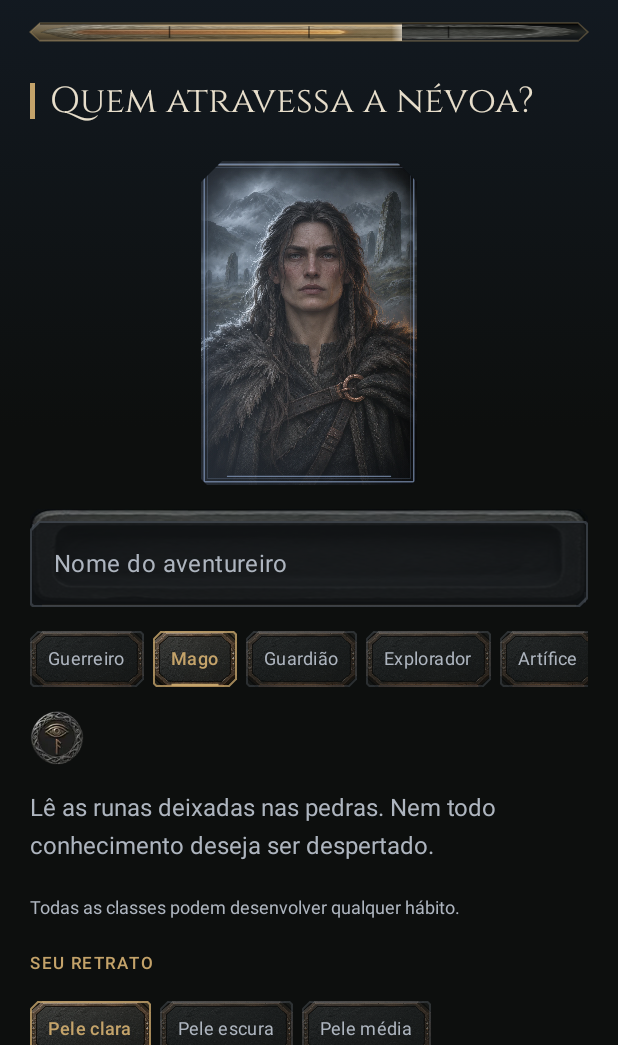
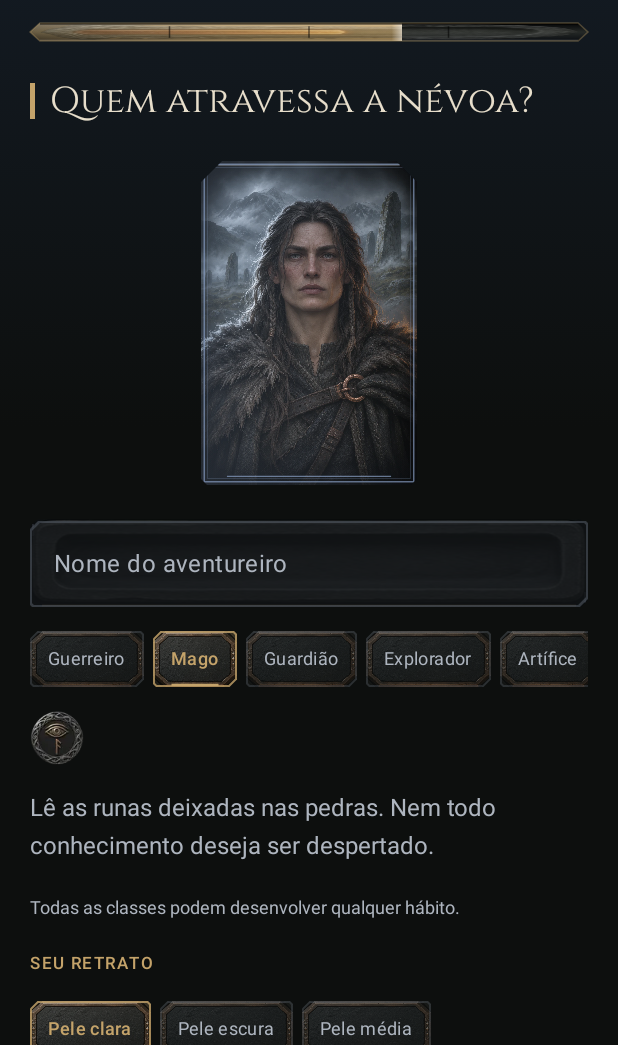
Before and after one commit to cmasterzin-art/ascend, an Android app built with Jetpack Compose: the screen it shows after launch (MainActivity), after a tap on "Acender a primeira chama", on a phone screen of 412 x 824 dp, the part 191-1236 px from its top. Run offline under Robolectric (Android 15) with nearby library versions, the phone set to English and light mode, and no system bars; our stand-ins replace Room's generated code.

Commit message:
fix(art): refinar contraste de ardósia, offset de FormField e altura dos botões de widget em API 28

```diff
--- a/app/src/main/java/br/com/ascend/aetheris/CarvedArt.kt
+++ b/app/src/main/java/br/com/ascend/aetheris/CarvedArt.kt
@@ -132,7 +132,7 @@ fun DrawScope.drawNineSlice(image:ImageBitmap,capXRatio:Float=.18f,capYRatio:Flo
  val rim=if(bronze)Color(0xFFE5C88F) else Color(0xFFB8C7D9)
  return drawWithCache{
   onDrawBehind{
-   if(plate!=null)drawNineSlice(plate,capXRatio=if(ceremonial).2f else .15f,capYRatio=.28f,alpha=if(enabled)(if(ceremonial).78f else .72f) else .28f)
+   if(plate!=null)drawNineSlice(plate,capXRatio=if(ceremonial).14f else .15f,capYRatio=if(ceremonial).34f else .28f,alpha=if(enabled)(if(ceremonial).78f else .72f) else .28f)
    val d=1.dp.toPx();val w=size.width;val h=size.height
    drawRect(Brush.verticalGradient(listOf(Color.White.copy(alpha=if(enabled).08f else .02f),Color.Transparent,Color.Black.copy(alpha=.38f))))
    drawLine(rim.copy(alpha=if(enabled)(if(ceremonial).38f else .24f) else .07f),Offset(8*d,1.2f*d),Offset(w-8*d,1.2f*d),d)
--- a/app/src/main/java/br/com/ascend/aetheris/Design.kt
+++ b/app/src/main/java/br/com/ascend/aetheris/Design.kt
@@ -82,11 +82,11 @@ val SagaFont=FontFamily(Font(R.font.saga,FontWeight.Medium))
         val grooveTop=if(onParchment)Sepia.copy(alpha=.32f) else Color.Black.copy(alpha=if(dark).82f else .35f)
         val grooveBot=if(onParchment)Sepia.copy(alpha=.16f) else Color.Black.copy(alpha=if(dark).42f else .18f)
         drawPath(groove,Brush.verticalGradient(listOf(grooveTop,track.copy(alpha=.85f),grooveBot)))
-        if(trackImg!=null)drawImage(trackImg,IntOffset(0,0),IntSize(trackImg.width,trackImg.height/2),IntOffset(0,0),IntSize(w.toInt().coerceAtLeast(1),h.toInt().coerceAtLeast(1)),alpha=if(dark).68f else .28f)
+        if(trackImg!=null)drawImage(trackImg,IntOffset(0,0),IntSize(trackImg.width,trackImg.height/2),IntOffset(0,0),IntSize(w.toInt().coerceAtLeast(1),h.toInt().coerceAtLeast(1)),alpha=if(dark).38f else .18f)
         if(fraction>0f){val fw=(w*fraction).coerceAtLeast(tip*2)
             clipPath(groove){
                 drawRect(Brush.horizontalGradient(listOf(color.copy(alpha=.42f),color.copy(alpha=.85f),color),endX=fw),size=Size(fw,h))
-                if(trackImg!=null)drawImage(trackImg,IntOffset(0,trackImg.height/2),IntSize((trackImg.width*fraction).toInt().coerceAtLeast(1),trackImg.height/2),IntOffset(0,0),IntSize(fw.toInt().coerceAtLeast(1),h.toInt().coerceAtLeast(1)),alpha=if(dark).45f else .22f)
+                if(trackImg!=null)drawImage(trackImg,IntOffset(0,trackImg.height/2),IntSize((trackImg.width*fraction).toInt().coerceAtLeast(1),trackImg.height/2),IntOffset(0,0),IntSize(fw.toInt().coerceAtLeast(1),h.toInt().coerceAtLeast(1)),alpha=if(dark).32f else .16f)
                 drawRect(Brush.verticalGradient(listOf(Color.White.copy(alpha=.26f),Color.Transparent,Color.Black.copy(alpha=.34f))),size=Size(fw,h))
                 if(fraction<1f)drawRect(Brush.horizontalGradient(listOf(Color.Transparent,Color.White.copy(alpha=.52f)),startX=fw-7*d,endX=fw),topLeft=Offset(fw-7*d,0f),size=Size(7*d,h))
             }
@@ -116,8 +116,10 @@ val SagaFont=FontFamily(Font(R.font.saga,FontWeight.Medium))
 }
 @Composable fun FormField(value:String,onChange:(String)->Unit,label:String,number:Boolean=false,multi:Boolean=false,modifier:Modifier=Modifier){
     val dark=LocalAppearance.current.dark;val gold=Gold;val iron=ColdIron;val shape=CutCornerShape(topStart=6.dp,topEnd=2.dp,bottomEnd=6.dp,bottomStart=2.dp)
-    Box(modifier.fillMaxWidth().pictorialFrame(R.drawable.ui_field_inscription,capXRatio=.14f,capYRatio=.28f,alpha=if(dark).58f else .14f).drawWithCache{onDrawBehind{
-        val d=1.dp.toPx();val w=size.width;val h=size.height
+    val fieldImg=if(LocalAppearance.current.minimal)null else ImageBitmap.imageResource(R.drawable.ui_field_inscription)
+    Box(modifier.fillMaxWidth().drawWithCache{onDrawBehind{
+        val d=1.dp.toPx();val w=size.width;val h=size.height;val topInset=7*d
+        if(fieldImg!=null&&h>topInset+8*d)withTransform({translate(0f,topInset);scale(1f,(h-topInset)/h,Offset.Zero)}){drawNineSlice(fieldImg,capXRatio=.14f,capYRatio=.28f,alpha=if(dark).58f else .14f)}
         drawLine(gold.copy(alpha=.42f),Offset(8*d,h-d),Offset(w-8*d,h-d),1.4f*d)
         drawLine(iron.copy(alpha=.35f),Offset(2*d,10*d),Offset(2*d,18*d),d)
         drawLine(iron.copy(alpha=.35f),Offset(w-2*d,h-10*d),Offset(w-2*d,h-3*d),d)
--- a/app/src/main/java/br/com/ascend/aetheris/ForgeArt.kt
+++ b/app/src/main/java/br/com/ascend/aetheris/ForgeArt.kt
@@ -23,10 +23,11 @@ enum class ForgeMaterial(val resId:Int){
  LeatherCarved(R.drawable.mat_leather_carved),
  VellumAged(R.drawable.mat_vellum_aged)
 }
+internal val preservedPictorialArchive=intArrayOf(R.drawable.forge_iron,R.drawable.forge_leather,R.drawable.forge_vellum,R.drawable.forge_brooch,R.drawable.north_frame,R.drawable.north_stone,R.drawable.north_divider,R.drawable.plate_bronze,R.drawable.plate_iron,R.drawable.widget_slate,R.drawable.artifact_frame)
 
 /** 1.6.9.19 — A Biblioteca da Forja: high-definition original Nordic material studies. Crop, never tile/stretch; no per-frame noise. */
 @Composable fun Modifier.forgeMaterial(kind:SurfaceKind=SurfaceKind.Operational):Modifier{
- val appearance=LocalAppearance.current;val dark=appearance.dark;val minimal=appearance.minimal
+ val appearance=LocalAppearance.current;val dark=appearance.dark;val minimal=appearance.minimal||preservedPictorialArchive.isEmpty()
  val paper=kind==SurfaceKind.Parchment
  val metal=if(minimal)null else ImageBitmap.imageResource(when(kind){
   SurfaceKind.Parchment->R.drawable.mat_vellum_aged
@@ -42,7 +43,7 @@ enum class ForgeMaterial(val resId:Int){
   val sw=if(metal==null)1 else minOf(metal.width,(metal.height*ratio).toInt()).coerceAtLeast(1)
   val sh=if(metal==null)1 else minOf(metal.height,(metal.width/ratio).toInt()).coerceAtLeast(1)
   onDrawBehind{
-   if(metal!=null)drawImage(metal,srcOffset=IntOffset((metal.width-sw)/2,(metal.height-sh)/2),srcSize=IntSize(sw,sh),dstSize=IntSize(size.width.toInt().coerceAtLeast(1),size.height.toInt().coerceAtLeast(1)),alpha=if(paper).84f else if(!dark).12f else if(kind==SurfaceKind.Operational).58f else if(kind==SurfaceKind.Artifact).32f else .74f,filterQuality=FilterQuality.Medium)
+   if(metal!=null)drawImage(metal,srcOffset=IntOffset((metal.width-sw)/2,(metal.height-sh)/2),srcSize=IntSize(sw,sh),dstSize=IntSize(size.width.toInt().coerceAtLeast(1),size.height.toInt().coerceAtLeast(1)),alpha=if(paper).84f else if(!dark).1f else if(kind==SurfaceKind.Operational).26f else if(kind==SurfaceKind.Artifact).22f else .52f,filterQuality=FilterQuality.Medium)
    val d=1.dp.toPx();val w=size.width;val h=size.height
    when(kind){
     SurfaceKind.Ceremonial->{
--- a/app/src/main/java/br/com/ascend/aetheris/NorthComponents.kt
+++ b/app/src/main/java/br/com/ascend/aetheris/NorthComponents.kt
@@ -49,7 +49,7 @@ import androidx.compose.ui.unit.*
   }
   if(secondary&&enabled)drawLine(ColdIron.copy(alpha=.4f),Offset(cx-12*d,h-2.5f*d),Offset(cx+12*d,h-2.5f*d),d)
   if(pressed)drawRect(Color.Black.copy(alpha=.28f))
- }},enabled=enabled&&!loading,shape=shape,interactionSource=interaction,contentPadding=PaddingValues(horizontal=if(ceremonial)26.dp else 16.dp,vertical=11.dp),colors=ButtonDefaults.buttonColors(containerColor=Color.Transparent,contentColor=if(secondary)Color(0xFFD9DEE4) else Color(0xFFEFE6D5),disabledContainerColor=Color.Transparent,disabledContentColor=Color(0xFF889099))){
+ }},enabled=enabled&&!loading,shape=shape,interactionSource=interaction,contentPadding=PaddingValues(horizontal=if(ceremonial)32.dp else 16.dp,vertical=11.dp),colors=ButtonDefaults.buttonColors(containerColor=Color.Transparent,contentColor=if(secondary)Color(0xFFD9DEE4) else Color(0xFFEFE6D5),disabledContainerColor=Color.Transparent,disabledContentColor=Color(0xFF889099))){
  if(loading){CircularProgressIndicator(Modifier.size(16.dp),strokeWidth=2.dp);Spacer(Modifier.width(8.dp))}
  Text(if(completed)"◆ $text" else text,fontSize=14.sp,letterSpacing=if(ceremonial).5.sp else .3.sp,fontFamily=if(ceremonial)SagaFont else null)
  }
--- a/app/src/main/res/drawable/widget_complete.xml
+++ b/app/src/main/res/drawable/widget_complete.xml
@@ -14,9 +14,6 @@
                     <corners android:radius="4dp"/>
                     <stroke android:width="0.9dp" android:color="@color/widget_accent"/>
                 </shape>
-            </item>
-            <item>
-                <bitmap android:src="@drawable/ui_plate_primary" android:gravity="fill" android:alpha="0.32"/>
             </item>
             <!-- 1.6.9.15: Left vertical forged bronze inlay bar marking an actionable ritual -->
             <item android:left="0dp" android:top="0dp" android:bottom="0dp" android:gravity="left">
--- a/app/src/main/res/drawable/widget_secondary.xml
+++ b/app/src/main/res/drawable/widget_secondary.xml
@@ -16,9 +16,6 @@
                     <stroke android:width="0.9dp" android:color="@color/widget_stroke"/>
                 </shape>
             </item>
-            <item>
-                <bitmap android:src="@drawable/ui_plate_secondary" android:gravity="fill" android:alpha="0.34"/>
-            </item>
             <item android:left="0dp" android:top="0dp" android:bottom="0dp" android:gravity="left">
                 <shape>
                     <size android:width="3dp"/>
```
Also changed, not shown: app/src/main/res/drawable-nodpi/wid_plate_compact.webp, app/src/main/res/drawable-nodpi/wid_plate_expanded.webp, 5 other files.
